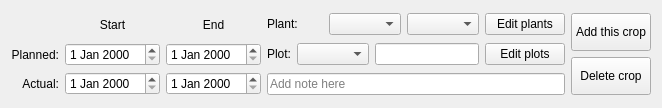
Old version of the form src/gui/gui_widgets/EditCropWidget.ui in the repository MickaelG/tomate_cpp.
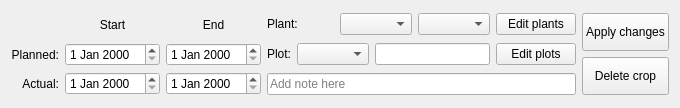
New version of the form. Custom widgets are drawn as their Qt base class.

Commit message: refactored main window

What changed in the file:
```diff
--- a/src/gui/gui_widgets/EditCropWidget.ui
+++ b/src/gui/gui_widgets/EditCropWidget.ui
@@ -6,7 +6,7 @@
    <rect>
     <x>0</x>
     <y>0</y>
-    <width>662</width>
+    <width>680</width>
     <height>108</height>
    </rect>
   </property>
@@ -173,7 +173,7 @@
         </sizepolicy>
        </property>
        <property name="text">
-        <string>Add this crop</string>
+        <string>Apply changes</string>
        </property>
       </widget>
      </item>
```
The commit also changes 3 other files.
